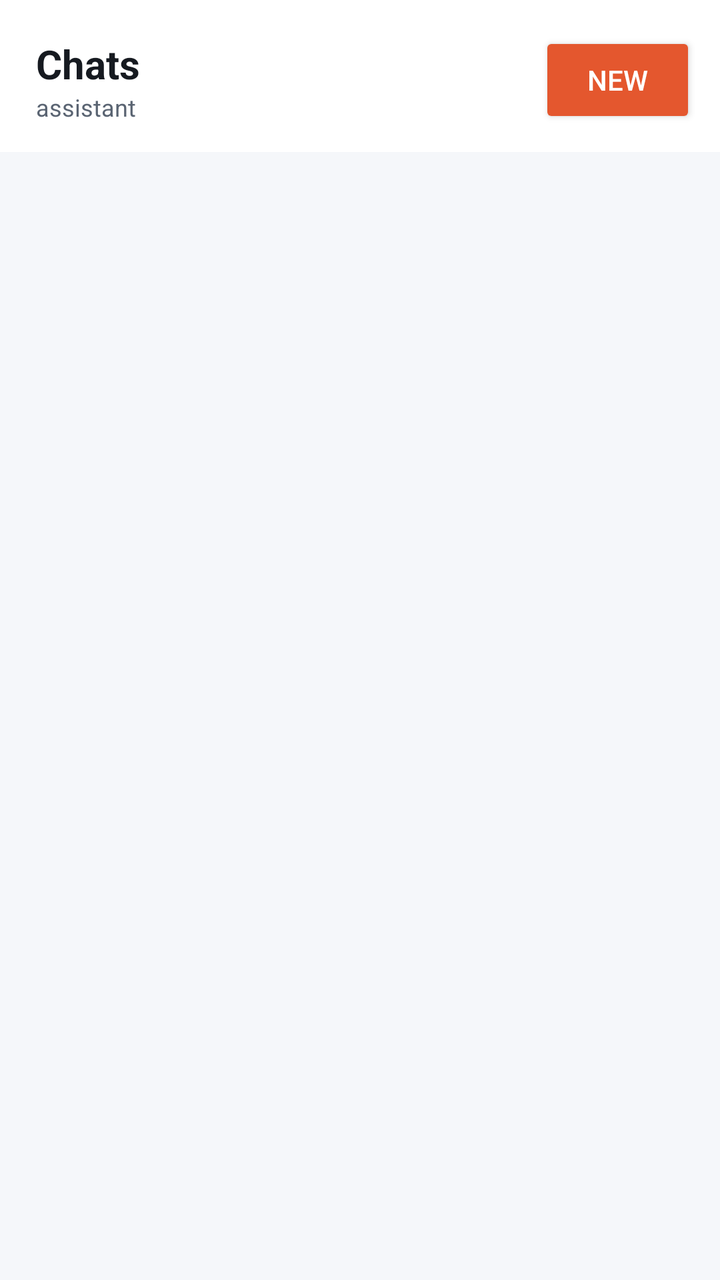
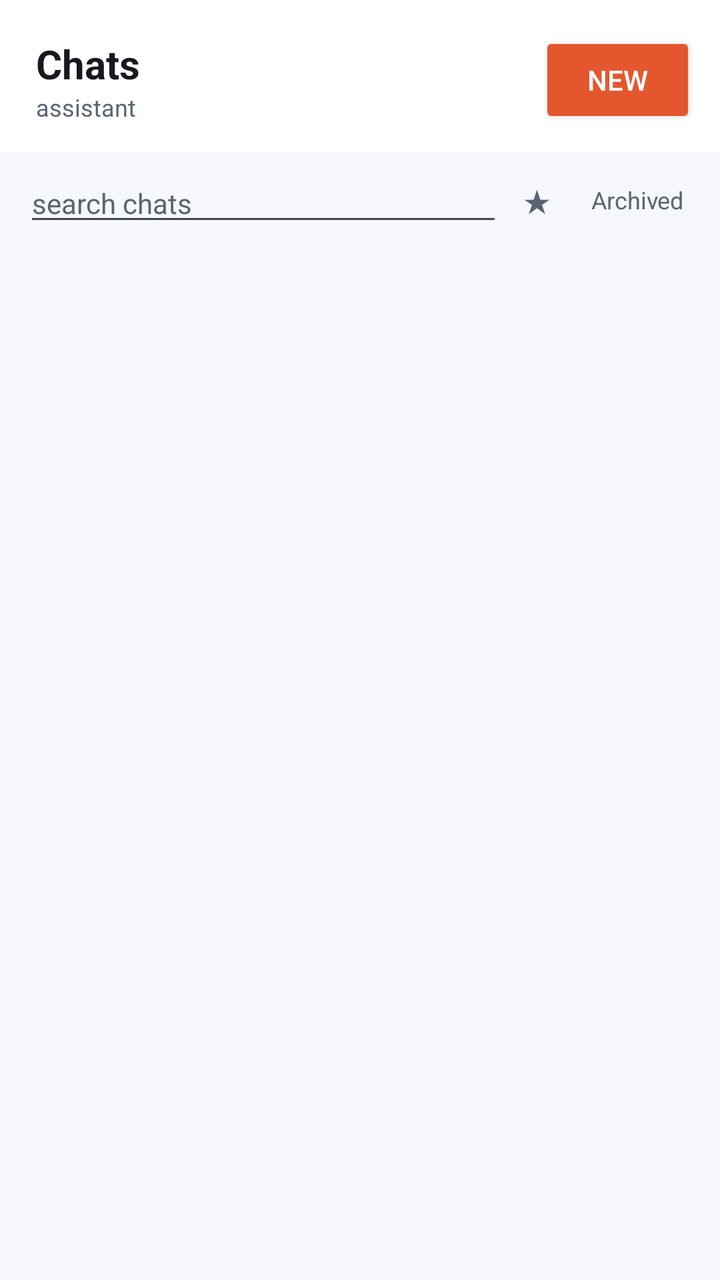

Screens rendered from an Android XML layout before and after an edit, with the pre-edit source and the edit as a unified diff.
<!-- AndroidManifest.xml: application theme Theme.Csync -->
<!-- res/layout/page_chat.xml -->
<?xml version="1.0" encoding="utf-8"?>
<LinearLayout xmlns:android="http://schemas.android.com/apk/res/android"
    android:layout_width="match_parent"
    android:layout_height="match_parent"
    android:orientation="vertical"
    android:background="@color/bg">

    
    <LinearLayout
        android:layout_width="match_parent"
        android:layout_height="wrap_content"
        android:orientation="horizontal"
        android:gravity="center_vertical"
        android:paddingLeft="10dp" android:paddingRight="12dp"
        android:paddingTop="16dp" android:paddingBottom="12dp"
        android:background="@color/surface">
        <TextView android:id="@+id/chat_back"
            android:layout_width="36dp" android:layout_height="wrap_content"
            android:gravity="center" android:text="‹" android:textSize="24sp"
            android:textColor="@color/text" android:visibility="gone"
            android:background="?attr/selectableItemBackgroundBorderless"/>
        <LinearLayout android:layout_width="0dp" android:layout_weight="1" android:layout_height="wrap_content"
            android:orientation="vertical" android:paddingLeft="8dp">
            <TextView android:id="@+id/chat_title"
                android:layout_width="wrap_content" android:layout_height="wrap_content"
                android:text="Chats" android:textSize="20sp" android:textStyle="bold" android:textColor="@color/text"/>
            <TextView android:id="@+id/chat_subtitle"
                android:layout_width="wrap_content" android:layout_height="wrap_content"
                android:text="assistant" android:textSize="12sp" android:textColor="@color/dim"/>
        </LinearLayout>
        <Button android:id="@+id/chat_new" style="?android:attr/buttonStyleSmall"
            android:layout_width="wrap_content" android:layout_height="wrap_content" android:text="New"/>
    </LinearLayout>

    
    <ScrollView
        android:id="@+id/chat_history"
        android:layout_width="match_parent"
        android:layout_height="0dp"
        android:layout_weight="1"
        android:padding="10dp">
        <LinearLayout
            android:id="@+id/chat_history_list"
            android:layout_width="match_parent"
            android:layout_height="wrap_content"
            android:orientation="vertical"/>
    </ScrollView>

    
    <LinearLayout
        android:id="@+id/chat_convo"
        android:layout_width="match_parent"
        android:layout_height="0dp"
        android:layout_weight="1"
        android:orientation="vertical"
        android:visibility="gone">

        <ScrollView
            android:id="@+id/chat_scroll"
            android:layout_width="match_parent"
            android:layout_height="0dp"
            android:layout_weight="1"
            android:padding="14dp">
            <LinearLayout
                android:id="@+id/chat_list"
                android:layout_width="match_parent"
                android:layout_height="wrap_content"
                android:orientation="vertical"
                android:paddingTop="4dp"
                android:paddingBottom="8dp"/>
        </ScrollView>

        
        <LinearLayout
            android:layout_width="match_parent"
            android:layout_height="wrap_content"
            android:orientation="horizontal"
            android:gravity="bottom"
            android:padding="10dp"
            android:background="@color/surface">
            <TextView
                android:id="@+id/chat_expand"
                android:layout_width="40dp"
                android:layout_height="wrap_content"
                android:layout_marginBottom="4dp"
                android:gravity="center"
                android:paddingTop="8dp" android:paddingBottom="8dp"
                android:text="⌄"
                android:textSize="18sp"
                android:textColor="@color/dim"
                android:background="?attr/selectableItemBackgroundBorderless"/>
            <EditText
                android:id="@+id/chat_input"
                android:layout_width="0dp"
                android:layout_height="wrap_content"
                android:layout_weight="1"
                android:hint="message"
                android:gravity="top|start"
                android:inputType="textMultiLine|textCapSentences"
                android:minLines="2"
                android:maxLines="2"
                android:scrollbars="vertical"
                android:textColor="@color/text"
                android:textColorHint="@color/dim"/>
            <com.google.android.material.button.MaterialButton
                android:id="@+id/chat_send"
                android:layout_width="wrap_content"
                android:layout_height="wrap_content"
                android:layout_marginStart="8dp"
                android:layout_marginBottom="2dp"
                android:text="Send"/>
        </LinearLayout>
    </LinearLayout>
</LinearLayout>
<!-- resources referenced by this layout -->
<resources>
  <color name="bg">#F5F7FA</color>
  <color name="dim">#5A6472</color>
  <color name="surface">#FFFFFF</color>
  <color name="text">#161A20</color>
  <style name="Theme.Csync" parent="Theme.Material3.DayNight.NoActionBar">
          <item name="colorPrimary">@color/coral</item>
          <item name="colorOnPrimary">@color/onAccent</item>
          <item name="android:colorBackground">@color/bg</item>
          <item name="colorSurface">@color/surface</item>
          <item name="colorOnSurface">@color/text</item>
          <item name="colorOnBackground">@color/text</item>
          <item name="android:statusBarColor">@color/bg</item>
          <item name="android:navigationBarColor">@color/surface</item>
          <item name="android:windowLightStatusBar" tools:targetApi="m">true</item>
      </style>
  <color name="coral">#E4572E</color>
  <color name="onAccent">#FFFFFF</color>
</resources>

<!-- the commit's change to res/layout/page_chat.xml (unified diff, before → after) -->
@@ -30,6 +30,32 @@
         </LinearLayout>
         <Button android:id="@+id/chat_new" style="?android:attr/buttonStyleSmall"
             android:layout_width="wrap_content" android:layout_height="wrap_content" android:text="New"/>
+    </LinearLayout>
+
+    
+    <LinearLayout
+        android:id="@+id/chat_filterbar"
+        android:layout_width="match_parent"
+        android:layout_height="wrap_content"
+        android:orientation="horizontal"
+        android:gravity="center_vertical"
+        android:paddingLeft="12dp" android:paddingRight="12dp"
+        android:paddingTop="6dp" android:paddingBottom="6dp">
+        <EditText
+            android:id="@+id/chat_search"
+            android:layout_width="0dp" android:layout_weight="1" android:layout_height="wrap_content"
+            android:hint="search chats" android:textSize="14sp" android:maxLines="1"
+            android:inputType="text" android:textColor="@color/text" android:textColorHint="@color/dim"/>
+        <TextView android:id="@+id/chat_toggle_fav"
+            android:layout_width="wrap_content" android:layout_height="wrap_content"
+            android:text="★" android:textSize="16sp" android:textColor="@color/dim"
+            android:paddingLeft="10dp" android:paddingRight="10dp" android:paddingTop="6dp" android:paddingBottom="6dp"
+            android:background="?attr/selectableItemBackgroundBorderless"/>
+        <TextView android:id="@+id/chat_toggle_archived"
+            android:layout_width="wrap_content" android:layout_height="wrap_content"
+            android:text="Archived" android:textSize="12sp" android:textColor="@color/dim"
+            android:paddingLeft="10dp" android:paddingRight="6dp" android:paddingTop="6dp" android:paddingBottom="6dp"
+            android:background="?attr/selectableItemBackgroundBorderless"/>
     </LinearLayout>
 
     
